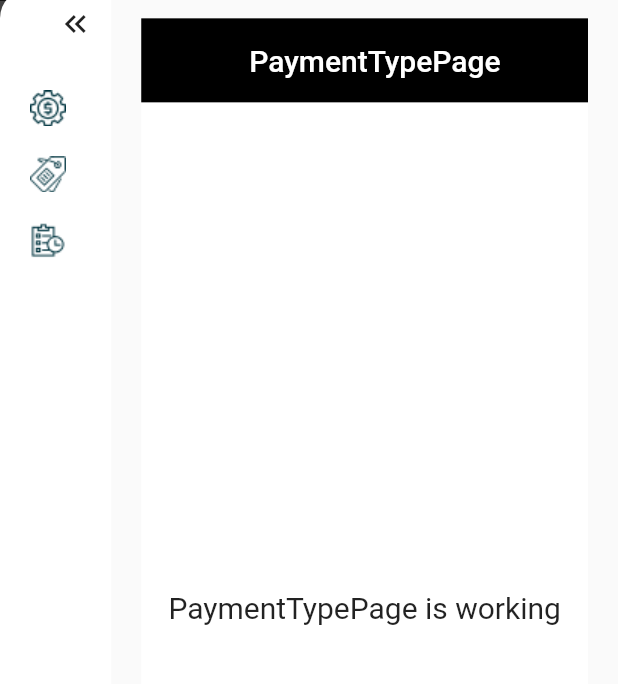
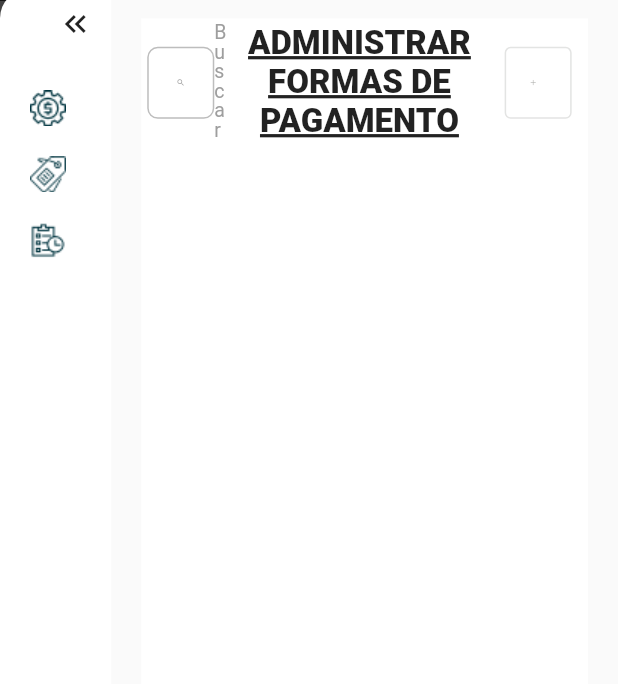
Before and after one commit to ricardoemerson/delivery_backoffice, a Flutter app: the PaymentTypePage screen opened by its route, on a phone screen of 412 x 824 dp, the part 92-776 px from its top. Run offline on Flutter 3.47's test engine with Material 2 defaults, Android fonts, the phone set to English and light mode, and no system bars; our stand-ins replace awesome_snackbar_content, dio, flutter_modular, loading_animation_widget, mobx; missing offline and left inert: dart:html, validatorless; generated files the repository leaves out were written again; Roboto replaces fonts that are missing (mplus1).

Commit message:
feat: create BaseHeader and PaymentTypeHeader

```diff
--- /dev/null
+++ b/lib/src/core/widgets/base_header.dart
@@ -0,0 +1,89 @@
+import 'package:flutter/material.dart';
+
+import '../extensions/app_text_styles_extension.dart';
+
+class BaseHeader extends StatelessWidget {
+  final String title;
+  final ValueChanged<String>? searchChanged;
+  final String buttonLabel;
+  final VoidCallback? buttonPressed;
+  final bool addButton;
+  final Widget? filterWidget;
+
+  const BaseHeader({
+    super.key,
+    required this.title,
+    this.searchChanged,
+    required this.buttonLabel,
+    this.buttonPressed,
+    this.addButton = true,
+    this.filterWidget,
+  });
+
+  @override
+  Widget build(BuildContext context) {
+    return LayoutBuilder(
+      builder: (context, constraints) {
+        return Padding(
+          padding: const EdgeInsets.all(4.0),
+          child: Wrap(
+            crossAxisAlignment: WrapCrossAlignment.center,
+            children: [
+              Visibility(
+                visible: filterWidget == null,
+                replacement: filterWidget ?? const SizedBox.shrink(),
+                child: SizedBox(
+                  width: constraints.maxWidth * .15,
+                  child: TextFormField(
+                    onChanged: searchChanged,
+                    decoration: InputDecoration(
+                      isDense: true,
+                      contentPadding: EdgeInsets.zero,
+                      prefixIcon: Icon(
+                        Icons.search,
+                        size: constraints.maxWidth * .02,
+                      ),
+                      label: Text(
+                        'Buscar',
+                        style: context.textStyles.textRegular.copyWith(
+                          fontSize: 13,
+                          color: Colors.grey,
+                        ),
+                      ),
+                    ),
+                  ),
+                ),
+              ),
+              SizedBox(
+                width: constraints.maxWidth * .65,
+                child: Text(
+                  title,
+                  textAlign: TextAlign.center,
+                  style: context.textStyles.textTitle.copyWith(
+                    decoration: TextDecoration.underline,
+                    decorationThickness: 2,
+                  ),
+                ),
+              ),
+              Visibility(
+                visible: addButton,
+                child: SizedBox(
+                  height: 48,
+                  width: constraints.maxWidth * .15,
+                  child: OutlinedButton.icon(
+                    onPressed: buttonPressed,
+                    icon: Icon(
+                      Icons.add,
+                      size: constraints.maxWidth * .02,
+                    ),
+                    label: Text(buttonLabel),
+                  ),
+                ),
+              )
+            ],
+          ),
+        );
+      },
+    );
+  }
+}
--- a/lib/src/modules/payment_type/payment_type_page.dart
+++ b/lib/src/modules/payment_type/payment_type_page.dart
@@ -1,20 +1,17 @@
 import 'package:flutter/material.dart';
+
+import 'widgets/payment_type_header.dart';
 
 class PaymentTypePage extends StatelessWidget {
   const PaymentTypePage({super.key});
 
   @override
   Widget build(BuildContext context) {
-    return Scaffold(
-      appBar: AppBar(
-        title: const Text('PaymentTypePage'),
-        centerTitle: true,
-      ),
-      body: const Center(
-        child: Text(
-          'PaymentTypePage is working',
-          style: TextStyle(fontSize: 20),
-        ),
+    return const Scaffold(
+      body: Column(
+        children: [
+          PaymentTypeHeader(),
+        ],
       ),
     );
   }
--- /dev/null
+++ b/lib/src/modules/payment_type/widgets/payment_type_header.dart
@@ -0,0 +1,15 @@
+import 'package:flutter/material.dart';
+
+import '../../../core/widgets/base_header.dart';
+
+class PaymentTypeHeader extends StatelessWidget {
+  const PaymentTypeHeader({super.key});
+
+  @override
+  Widget build(BuildContext context) {
+    return const BaseHeader(
+      title: 'ADMINISTRAR FORMAS DE PAGAMENTO',
+      buttonLabel: 'Adicionar',
+    );
+  }
+}
```
